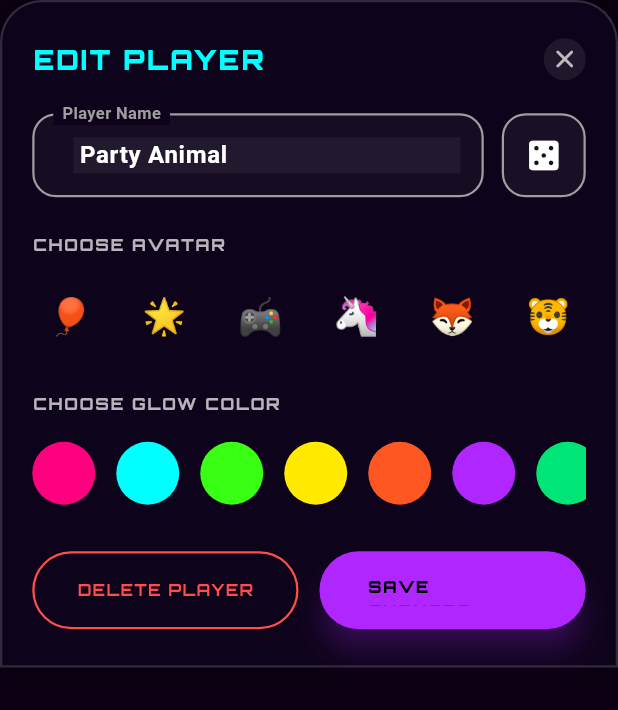
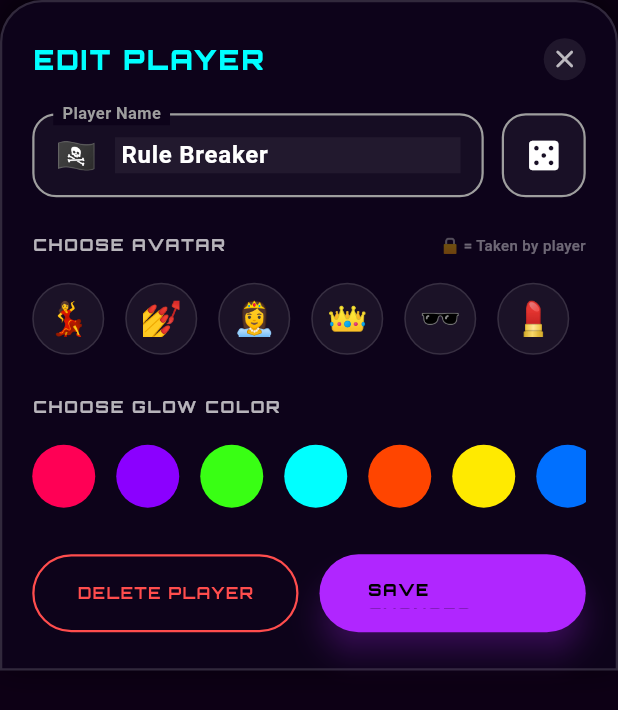
Before and after one commit to shorya2201/spinnex_frontend_mobile, a Flutter app: the _EditPlayerModalContent widget shown alone on an empty page, opened directly with empty values, after a tap on the "casino" icon, on a phone screen of 412 x 824 dp. Shown: the top 710 px of the screen. Run offline on Flutter 3.47's test engine with Material 3 defaults, Android fonts, the phone set to English and light mode, and no system bars; our stand-ins replace get, google_fonts.

Commit message:
feat: redesigned emojis in home screen player card and edit player modal

```diff
--- a/lib/modules/home/home_controller.dart
+++ b/lib/modules/home/home_controller.dart
@@ -21,31 +21,162 @@ class HomeController extends GetxController {
   final List<String> categories = ['Classic', 'Party', 'Spicy'];
 
   static const List<Color> glowColors = [
-    Color(0xFFFF007F), // Neon Pink
-    Color(0xFF00FFFF), // Cyan
-    Color(0xFF39FF14), // Neon Lime
-    Color(0xFFFFEA00), // Yellow
-    Color(0xFFFF5722), // Orange
-    Color(0xFFB026FF), // Purple
-    Color(0xFF00E676), // Teal
+    Color(0xFFFF0055), // Hot Crimson
+    Color(0xFF8B00FF), // Deep Cyber Violet
+    Color(0xFF39FF14), // Electric Neon Lime
+    Color(0xFF00FFFF), // Neon Cyan
+    Color(0xFFFF4500), // Fiery Chili Orange
+    Color(0xFFFFEA00), // Electric Voltage Yellow
+    Color(0xFF0070FF), // Royal Cyber Blue
+    Color(0xFFFF6B00), // Spicy Tangerine
+    Color(0xFF00FF66), // Toxic Acid Mint
+    Color(0xFFE60039), // Rich Ruby Red
+    Color(0xFFB026FF), // Electric Purple
+    Color(0xFF00E5FF), // Bright Aqua Blue
+    Color(0xFFFFB700), // Sunset Amber Gold
+    Color(0xFFFF00A0), // Neon Electric Magenta
   ];
 
   static const List<String> playerEmojis = [
-    '👾', '⚡', '👑', '🍕', '🦄', '🛸', '💎', '🔥', '🎸', '🎲',
-    '🦊', '🐼', '🚀', '🌟', '🎧', '🔮', '🎨', '👻', '🍭', '🍀',
-    '🐯', '🦁', '🦖', '🍿', '🧁', '🍦', '🎈', '🎉', '🍩', '🎮'
+    '💃', '💅', '👸', '👑', '🕶️', '💄', '🧜‍♀️', '🪩', '🥳', '🥂',
+    '🎀', '👠', '✨', '🌟', '🌙', '🔮', '💎', '🔥', '💖', '🌼',
+    '🦊', '🐼', '🦁', '🦙', '🐸', '👾', '🥷', '🌀', '😈', '🤖',
+    '🚀', '🎧', '🎸', '🍿', '🍩', '🧁', '🍦', '🍸', '🎆', '🌺',
+    '🏆', '🏴‍☠️', '🥔', '🪞', '🧿', '💡', '🧸', '🛡️', '💀', '🍹'
   ];
 
+  static const Map<String, String> nameEmojiMap = {
+    // Girl Names & Female Party Titles
+    'Vibe Queen': '👑',
+    'Neon Goddess': '✨',
+    'Cyber Diva': '💅',
+    'Sassy Siren': '🧜‍♀️',
+    'Party Princess': '👸',
+    'Glam Girl': '💄',
+    'Dancing Queen': '💃',
+    'Boss Babe': '🕶️',
+    'Cosmic Babe': '🌌',
+    'Starlight Stella': '🌟',
+    'Luna Love': '🌙',
+    'Bella Spin': '💫',
+    'Zoe Zing': '⚡',
+    'Aria Star': '⭐',
+    'Maya Magic': '🔮',
+    'Ruby Spark': '💎',
+    'Chloe Glow': '💖',
+    'Daisy Dare': '🌼',
+    'Sparkle Girl': '❇️',
+    'Wild Cat': '🐱',
+    'Velvet Vixen': '🦊',
+    'Drama Queen': '🎭',
+    'Pixie Dust': '🧚‍♀️',
+    'Sofia Sun': '☀️',
+    'Niya Nova': '🌠',
+    'Sassy Queen': '🪞',
+    'Fierce Fiona': '🔥',
+    'Chai Queen': '☕',
+    'Mystic Maya': '🧿',
+    'Glow Girl': '💡',
+
+    // Cool & Fun Party Names
+    'Neon Ninja': '🥷',
+    'Spin Master': '🌀',
+    'Daring Devil': '😈',
+    'Truth Seeker': '🔍',
+    'Vibe Lord': '🎧',
+    'Disco King': '🪩',
+    'Glitch Star': '👾',
+    'Whiskey Wizard': '🧙‍♂️',
+    'Cyber Punk': '🤖',
+    'Cosmic Cow': '🐮',
+    'Party Animal': '🦁',
+    'Salty McSalt': '🧂',
+    'Joker': '🃏',
+    'Golden Spin': '🏆',
+    'Rule Breaker': '🏴‍☠️',
+    'Mystery Guest': '🕵️',
+    'Wild Card': '🎴',
+    'Llama Drama': '🦙',
+    'Meme Lord': '🐸',
+    'Couch Potato': '🥔',
+    'Speedy': '🏎️',
+    'Pancake': '🥞',
+    'Noodle': '🍜',
+    'Pickle': '🥒',
+    'Gummy Bear': '🧸',
+    'Pixel Hero': '🛡️',
+    'Ghost Rider': '💀',
+    'Space Cadet': '🚀',
+  };
+
   static const List<String> randomNames = [
+    // Girl Names & Female Party Titles
+    'Vibe Queen', 'Neon Goddess', 'Cyber Diva', 'Sassy Siren', 'Party Princess',
+    'Glam Girl', 'Dancing Queen', 'Boss Babe', 'Cosmic Babe', 'Starlight Stella',
+    'Luna Love', 'Bella Spin', 'Zoe Zing', 'Aria Star', 'Maya Magic',
+    'Ruby Spark', 'Chloe Glow', 'Daisy Dare', 'Sparkle Girl', 'Wild Cat',
+    'Velvet Vixen', 'Drama Queen', 'Pixie Dust', 'Sofia Sun', 'Niya Nova',
+    'Sassy Queen', 'Fierce Fiona', 'Chai Queen', 'Mystic Maya', 'Glow Girl',
+
+    // Cool & Fun Party Names
     'Neon Ninja', 'Spin Master', 'Daring Devil', 'Truth Seeker', 'Vibe Lord',
     'Disco King', 'Glitch Star', 'Whiskey Wizard', 'Cyber Punk', 'Cosmic Cow',
-    'Party Animal', 'Salty McSalt', 'Sassy Queen', 'Joker', 'Golden Spin',
-    'Rule Breaker', 'Mystery Guest', 'Wild Card', 'Llama Drama', 'Drama Queen',
-    'Meme Lord', 'Couch Potato', 'Speedy', 'Pancake', 'Noodle', 'Pickle',
-    'Gummy Bear', 'Pixel Hero', 'Ghost Rider', 'Space Cadet'
+    'Party Animal', 'Salty McSalt', 'Joker', 'Golden Spin', 'Rule Breaker',
+    'Mystery Guest', 'Wild Card', 'Llama Drama', 'Meme Lord', 'Couch Potato',
+    'Speedy', 'Pancake', 'Noodle', 'Pickle', 'Gummy Bear', 'Pixel Hero',
+    'Ghost Rider', 'Space Cadet'
   ];
 
   final Random _random = Random();
+
+  /// Gets a unique matching emoji for [name] that is NOT currently used by any player in the lobby.
+  String getMatchingEmojiForName(String name, {int? playerIndex}) {
+    Set<String> usedEmojis = {};
+    for (int i = 0; i < playerEmojisList.length; i++) {
+      if (playerIndex == null || i != playerIndex) {
+        usedEmojis.add(playerEmojisList[i]);
+      }
+    }
+
+    if (nameEmojiMap.containsKey(name)) {
+      String mappedEmoji = nameEmojiMap[name]!;
+      if (!usedEmojis.contains(mappedEmoji)) {
+        return mappedEmoji;
+      }
+    }
+
+    List<String> available = playerEmojis
+        .where((e) => !usedEmojis.contains(e))
+        .toList();
+
+    if (available.isNotEmpty) {
+      return available[_random.nextInt(available.length)];
+    }
+
+    return playerEmojis[playerIndex != null ? playerIndex % playerEmojis.length : 0];
+  }
+
+  /// Generates a random name guaranteed to be unique among active lobby players.
+  String getRandomUniqueName({String? currentName}) {
+    Set<String> existingNames = playerControllers
+        .map((c) => c.text.trim())
+        .where((name) => name.isNotEmpty && name != currentName)
+        .toSet();
+
+    List<String> available = randomNames
+        .where((name) => !existingNames.contains(name))
+        .toList();
+
+    if (available.isNotEmpty) {
+      return available[_random.nextInt(available.length)];
+    }
+
+    int count = 1;
+    while (existingNames.contains("Player $count")) {
+      count++;
+    }
+    return "Player $count";
+  }
 
   @override
   void onInit() {
@@ -58,16 +189,11 @@ class HomeController extends GetxController {
     int current = playerControllers.length;
     if (playerCount.value > current) {
       for (int i = current; i < playerCount.value; i++) {
-        String newName = randomNames[_random.nextInt(randomNames.length)];
-        int attempts = 0;
-        while (playerControllers.any((c) => c.text == newName) && attempts < 15) {
-          newName = randomNames[_random.nextInt(randomNames.length)];
-          attempts++;
-        }
+        String newName = getRandomUniqueName();
         playerControllers.add(TextEditingController(text: newName));
 
-        // Assign unique emoji & color
-        String newEmoji = playerEmojis[i % playerEmojis.length];
+        // Assign matching emoji & unique color
+        String newEmoji = getMatchingEmojiForName(newName);
         playerEmojisList.add(newEmoji);
         Color newColor = glowColors[i % glowColors.length];
         playerColorsList.add(newColor);
@@ -108,10 +234,10 @@ class HomeController extends GetxController {
     String trimmed = textToUse.trim();
     String finalName = trimmed.isNotEmpty
         ? trimmed
-        : randomNames[_random.nextInt(randomNames.length)];
+        : getRandomUniqueName();
 
     playerControllers.add(TextEditingController(text: finalName));
-    String newEmoji = playerEmojis[playerEmojisList.length % playerEmojis.length];
+    String newEmoji = getMatchingEmojiForName(finalName);
     playerEmojisList.add(newEmoji);
     Color newColor = glowColors[playerColorsList.length % glowColors.length];
     playerColorsList.add(newColor);
@@ -158,13 +284,14 @@ class HomeController extends GetxController {
 
   void randomizeName(int index) {
     if (index >= 0 && index < playerControllers.length) {
-      String newName = randomNames[_random.nextInt(randomNames.length)];
-      int attempts = 0;
-      while (playerControllers.any((c) => c.text == newName) && attempts < 15) {
-        newName = randomNames[_random.nextInt(randomNames.length)];
-        attempts++;
+      String newName = getRandomUniqueName(
+        currentName: playerControllers[index].text,
+      );
+      playerControllers[index].text = newName;
+      if (index < playerEmojisList.length) {
+        playerEmojisList[index] = getMatchingEmojiForName(newName);
+        playerEmojisList.refresh();
       }
-      playerControllers[index].text = newName;
     }
   }
 
--- a/lib/modules/home/home_view.dart
+++ b/lib/modules/home/home_view.dart
@@ -1,4 +1,3 @@
-import 'dart:math';
 import 'dart:ui';
 import 'package:flutter/material.dart';
 import 'package:get/get.dart';
@@ -327,19 +326,27 @@ class HomeView extends GetView<HomeController> {
           onTap: () => _showEditPlayerModal(context, index),
           child: AnimatedContainer(
             duration: const Duration(milliseconds: 200),
-            padding: const EdgeInsets.symmetric(horizontal: 10, vertical: 6),
+            padding: const EdgeInsets.symmetric(horizontal: 11, vertical: 7),
             decoration: BoxDecoration(
-              color: borderColor.withOpacity(0.12),
+              gradient: LinearGradient(
+                colors: [
+                  borderColor.withOpacity(0.28),
+                  borderColor.withOpacity(0.10),
+                ],
+                begin: Alignment.topLeft,
+                end: Alignment.bottomRight,
+              ),
               borderRadius: BorderRadius.circular(24),
               border: Border.all(
                 color: borderColor,
-                width: 1.5,
+                width: 1.8,
               ),
               boxShadow: [
                 BoxShadow(
-                  color: borderColor.withOpacity(0.35),
-                  blurRadius: 8,
+                  color: borderColor.withOpacity(0.42),
+                  blurRadius: 10,
                   spreadRadius: 1,
+                  offset: const Offset(0, 2),
                 ),
               ],
             ),
@@ -816,19 +823,23 @@ class _EditPlayerModalContentState extends State<_EditPlayerModalContent> {
   late String _selectedEmoji;
   late Color _selectedColor;
 
-  static const List<String> _avatarOptions = [
-    '🎈', '🌟', '🎮', '🦄', '🦊', '🐯', '👻', '🍕', '👑', '🚀', '💎', '🔥',
-    '👾', '⚡', '🛸', '🎸', '🎲', '🐼', '🎧', '🔮', '🎨', '🍿', '🍩', '🍀'
-  ];
+  static List<String> get _avatarOptions => HomeController.playerEmojis;
 
   static const List<Color> _colorOptions = [
-    Color(0xFFFF007F), // Neon Pink / Magenta
-    Color(0xFF00FFFF), // Cyan
-    Color(0xFF39FF14), // Lime Green
-    Color(0xFFFFEA00), // Yellow
-    Color(0xFFFF5722), // Orange
-    Color(0xFFB026FF), // Purple
-    Color(0xFF00E676), // Teal
+    Color(0xFFFF0055), // Hot Crimson
+    Color(0xFF8B00FF), // Deep Cyber Violet
+    Color(0xFF39FF14), // Electric Neon Lime
+    Color(0xFF00FFFF), // Neon Cyan
+    Color(0xFFFF4500), // Fiery Chili Orange
+    Color(0xFFFFEA00), // Electric Voltage Yellow
+    Color(0xFF0070FF), // Royal Cyber Blue
+    Color(0xFFFF6B00), // Spicy Tangerine
+    Color(0xFF00FF66), // Toxic Acid Mint
+    Color(0xFFE60039), // Rich Ruby Red
+    Color(0xFFB026FF), // Electric Purple
+    Color(0xFF00E5FF), // Bright Aqua Blue
+    Color(0xFFFFB700), // Sunset Amber Gold
+    Color(0xFFFF00A0), // Neon Electric Magenta
   ];
 
   @override
@@ -846,11 +857,18 @@ class _EditPlayerModalContentState extends State<_EditPlayerModalContent> {
   }
 
   void _randomizeName() {
-    final Random random = Random();
-    String newName = HomeController.randomNames[random.nextInt(HomeController.randomNames.length)];
+    String newName = widget.controller.getRandomUniqueName(
+      currentName: _nameController.text.trim(),
+    );
+    String matchingEmoji = widget.controller.getMatchingEmojiForName(newName);
     setState(() {
       _nameController.text = newName;
+      _selectedEmoji = matchingEmoji;
     });
+    if (widget.index < widget.controller.playerEmojisList.length) {
+      widget.controller.playerEmojisList[widget.index] = matchingEmoji;
+      widget.controller.playerEmojisList.refresh();
+    }
   }
 
   @override
@@ -1008,6 +1026,9 @@ class _EditPlayerModalContentState extends State<_EditPlayerModalContent> {
               const SizedBox(height: 24),
 
               // CHOOSE AVATAR Section
+              Row(
+                mainAxisAlignment: MainAxisAlignment.spaceBetween,
+                children: [
                   Text(
                     "CHOOSE AVATAR",
                     style: GoogleFonts.orbitron(
@@ -1017,43 +1038,117 @@ class _EditPlayerModalContentState extends State<_EditPlayerModalContent> {
                       color: Colors.white.withOpacity(0.7),
                     ),
                   ),
+                  Text(
+                    "🔒 = Taken by player",
+                    style: TextStyle(
+                      fontSize: 10,
+                      color: Colors.white.withOpacity(0.4),
+                      fontWeight: FontWeight.w500,
+                    ),
+                  ),
+                ],
+              ),
               const SizedBox(height: 14),
               SizedBox(
-                height: 52,
+                height: 54,
                 child: ListView.separated(
                   scrollDirection: Axis.horizontal,
                   physics: const BouncingScrollPhysics(),
                   itemCount: _avatarOptions.length,
-                  separatorBuilder: (_, __) => const SizedBox(width: 16),
+                  separatorBuilder: (_, __) => const SizedBox(width: 14),
                   itemBuilder: (context, i) {
                     final avatar = _avatarOptions[i];
                     final isSelected = _selectedEmoji == avatar;
+
+                    bool isChosenByOther = false;
+                    String? takenByPlayerName;
+                    for (int k = 0; k < widget.controller.playerEmojisList.length; k++) {
+                      if (k != widget.index && widget.controller.playerEmojisList[k] == avatar) {
+                        isChosenByOther = true;
+                        takenByPlayerName = widget.controller.playerControllers[k].text.trim();
+                        if (takenByPlayerName.isEmpty) {
+                          takenByPlayerName = "Player ${k + 1}";
+                        }
+                        break;
+                      }
+                    }
+
                     return GestureDetector(
                       onTap: () {
+                        if (isChosenByOther) {
+                          Get.snackbar(
+                            "Avatar Taken",
+                            "$avatar is already chosen by $takenByPlayerName.",
+                            snackPosition: SnackPosition.BOTTOM,
+                            backgroundColor: Colors.amber.shade900.withOpacity(0.9),
+                            colorText: Colors.white,
+                            duration: const Duration(seconds: 2),
+                          );
+                          return;
+                        }
                         setState(() => _selectedEmoji = avatar);
                         if (widget.index < widget.controller.playerEmojisList.length) {
                           widget.controller.playerEmojisList[widget.index] = avatar;
                           widget.controller.playerEmojisList.refresh();
                         }
                       },
-                      child: AnimatedContainer(
+                      child: Stack(
+                        clipBehavior: Clip.none,
+                        alignment: Alignment.center,
+                        children: [
+                          AnimatedContainer(
                             duration: const Duration(milliseconds: 200),
                             width: 48,
                             height: 48,
                             alignment: Alignment.center,
                             decoration: BoxDecoration(
                               color: isSelected
-                              ? Colors.white.withOpacity(0.15)
-                              : Colors.transparent,
+                                  ? _selectedColor.withOpacity(0.2)
+                                  : isChosenByOther
+                                      ? Colors.white.withOpacity(0.02)
+                                      : Colors.white.withOpacity(0.06),
                               shape: BoxShape.circle,
                               border: isSelected
-                              ? Border.all(color: _selectedColor, width: 2)
-                              : null,
+                                  ? Border.all(color: _selectedColor, width: 2.5)
+                                  : isChosenByOther
+                                      ? Border.all(color: Colors.white.withOpacity(0.08), width: 1)
+                                      : Border.all(color: Colors.white.withOpacity(0.12), width: 1),
+                              boxShadow: isSelected
+                                  ? [
+                                      BoxShadow(
+                                        color: _selectedColor.withOpacity(0.5),
+                                        blurRadius: 8,
+                                      )
+                                    ]
+                                  : [],
                             ),
+                            child: Opacity(
+                              opacity: isChosenByOther ? 0.3 : 1.0,
                               child: Text(
                                 avatar,
-                          style: TextStyle(fontSize: isSelected ? 28 : 24),
+                                style: TextStyle(fontSize: isSelected ? 26 : 22),
                               ),
+                            ),
+                          ),
+                          if (isChosenByOther)
+                            Positioned(
+                              right: -2,
+                              top: -2,
+                              child: Container(
+                                padding: const EdgeInsets.all(3),
+                                decoration: BoxDecoration(
+                                  color: const Color(0xFFFF1744),
+                                  shape: BoxShape.circle,
+                                  border: Border.all(color: const Color(0xFF0D031A), width: 1.5),
+                                ),
+                                child: const Icon(
+                                  Icons.lock_rounded,
+                                  size: 9,
+                                  color: Colors.white,
+                                ),
+                              ),
+                            ),
+                        ],
                       ),
                     );
                   },
```
Lines whose indentation alone changed are shown as unchanged.
